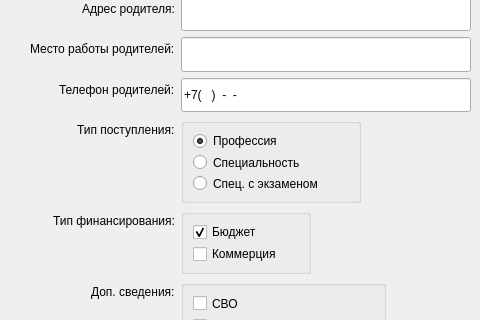
The window that design/design.ui (GGlebux/doc_maker) describes before a commit, drawn with Qt 5; both pictures show x 584 to 1064 and y 133 to 453 of the 1064 by 926 pixel window.
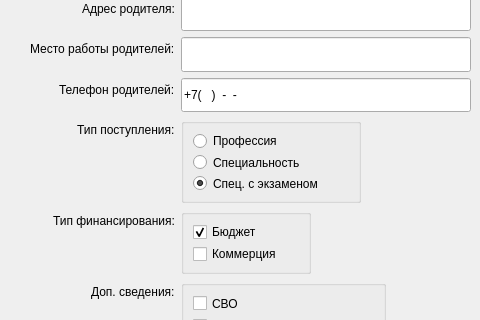
The same window after the commit.

Diff of the .ui file:
```diff
--- a/design/design.ui
+++ b/design/design.ui
@@ -1088,15 +1088,15 @@
         <property name="title">
          <string/>
         </property>
+        <property name="checkable">
+         <bool>false</bool>
+        </property>
         <layout class="QVBoxLayout" name="verticalLayout_5">
          <item>
           <widget class="QRadioButton" name="prof">
            <property name="text">
             <string>Профессия</string>
            </property>
-           <property name="checked">
-            <bool>true</bool>
-           </property>
           </widget>
          </item>
          <item>
@@ -1111,6 +1111,9 @@
            <property name="text">
             <string>Спец. с экзаменом</string>
            </property>
+           <property name="checked">
+            <bool>true</bool>
+           </property>
           </widget>
          </item>
         </layout>
```
